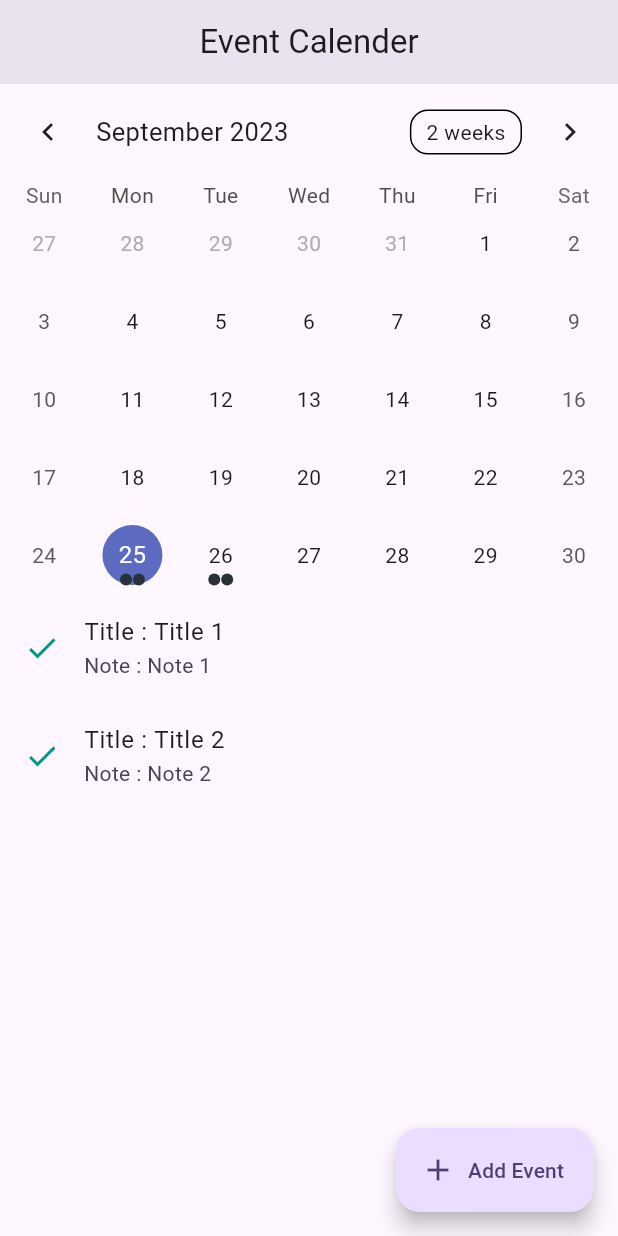
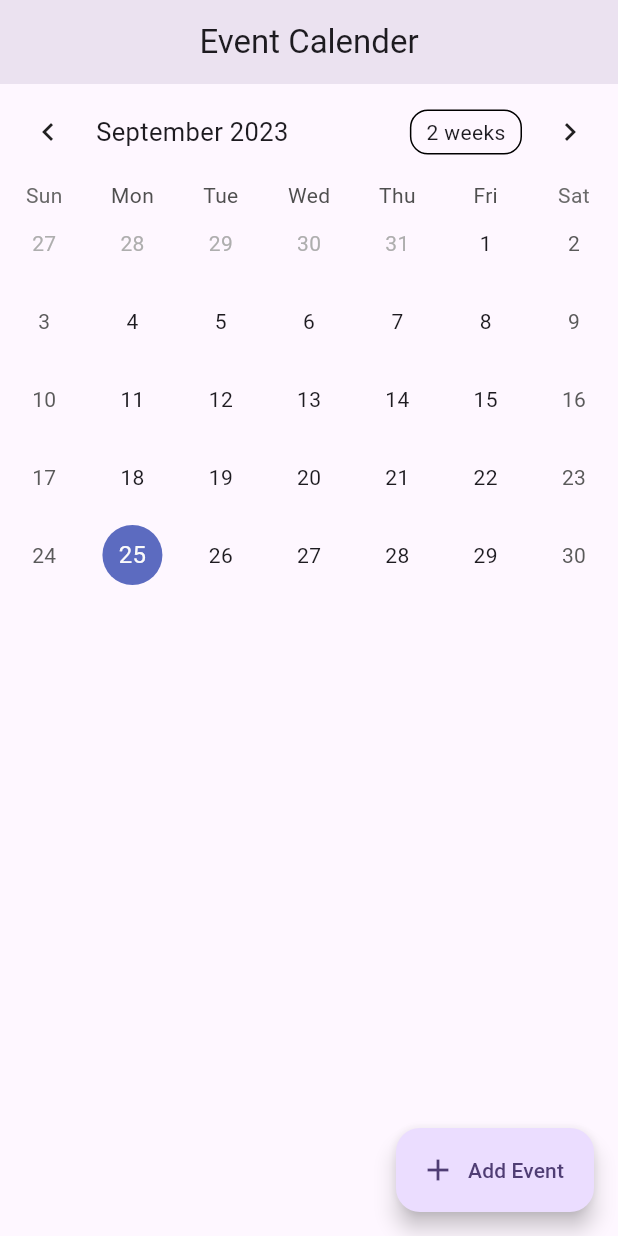
Before and after one commit to JayGandhi1709/event_calendar, a Flutter app: the screen it shows after launch, on a phone screen of 412 x 824 dp. Run offline on Flutter 3.47's test engine with Material 2 defaults, Android fonts, the phone set to English and light mode, and no system bars; drawn by our look-alikes of table_calendar.

Commit message:
first commit

```diff
--- a/lib/screens/home_screen.dart
+++ b/lib/screens/home_screen.dart
@@ -1,9 +1,10 @@
 import 'dart:convert';
 
-import 'package:event_calendar/utils/show_snack_bar.dart';
 import 'package:flutter/material.dart';
 import 'package:intl/intl.dart';
 import 'package:table_calendar/table_calendar.dart';
+
+import 'package:event_calendar/utils/show_snack_bar.dart';
 
 class HomeScreen extends StatefulWidget {
   const HomeScreen({super.key});
@@ -30,38 +31,11 @@ class _HomeScreenState extends State<HomeScreen> {
     loadEvents();
   }
 
-  loadEvents() {
-    mySelectedEvents = {
-      "2023-09-25": [
-        {
-          "title": "Title 1",
-          "note": "Note 1",
-          "category": "Work",
-        },
-        {
-          "title": "Title 2",
-          "note": "Note 2",
-          "category": "Personal",
-        }
-      ],
-      "2023-09-26": [
-        {
-          "title": "Title 1",
-          "note": "Note 1",
-          "category": "Work",
-        },
-        {
-          "title": "Title 2",
-          "note": "Note 2",
-          "category": "Personal",
-        }
-      ]
-    };
-  }
+  loadEvents() {}
 
   List _listOfDayEvents(DateTime dateTime) {
     if (mySelectedEvents[DateFormat('yyyy-MM-dd').format(dateTime)] != null) {
-      return mySelectedEvents[DateFormat('yyyy-MM-dd').format(dateTime!)]!;
+      return mySelectedEvents[DateFormat('yyyy-MM-dd').format(dateTime)]!;
     } else {
       return [];
     }
@@ -77,6 +51,7 @@ class _HomeScreenState extends State<HomeScreen> {
               title: const Text('Add New Event'),
               centerTitle: false,
               automaticallyImplyLeading: false,
+              elevation: 1,
               leading: IconButton(
                 onPressed: () => Navigator.of(context).pop(),
                 icon: const Icon(Icons.close),
--- a/pubspec.yaml
+++ b/pubspec.yaml
@@ -36,6 +36,7 @@ dependencies:
   # Use with the CupertinoIcons class for iOS style icons.
   cupertino_icons: ^1.0.2
   table_calendar: ^3.0.9
+  intl: ^0.18.1
 
 dev_dependencies:
   flutter_test:
```
Also changed, not shown: pubspec.lock, 1 other file.
